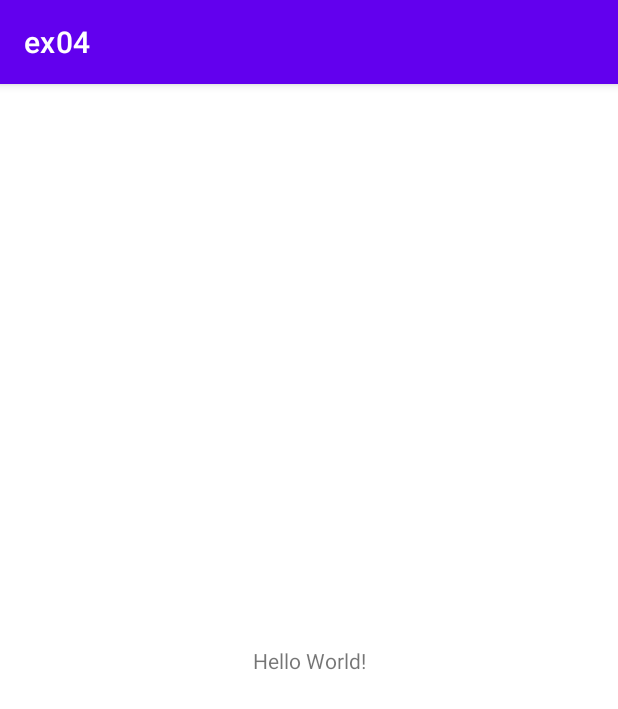
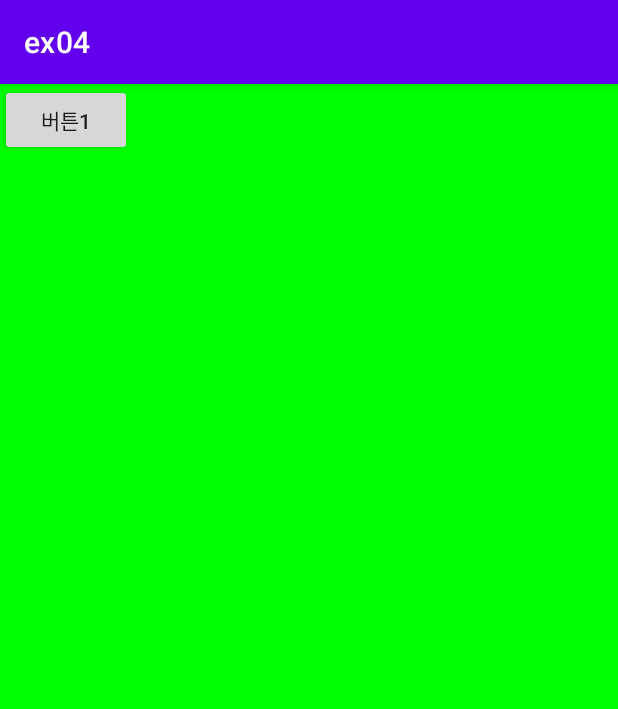
Before and after one commit to zxc88kr/jnu-mobile-application, an Android app: the screen it shows after launch (MainActivity), on a phone screen of 412 x 824 dp. Shown: the top 709 px of the screen. Run offline under Robolectric (Android 15) with nearby library versions, the light colour scheme and no system bars.

Commit message:
feat: Set Layout for Custom

```diff
--- a/ex04/app/src/main/java/com/example/ex04/MainActivity.java
+++ b/ex04/app/src/main/java/com/example/ex04/MainActivity.java
@@ -2,13 +2,27 @@ package com.example.ex04;
 
 import androidx.appcompat.app.AppCompatActivity;
 
+import android.graphics.Color;
 import android.os.Bundle;
+import android.widget.Button;
+import android.widget.LinearLayout;
 
 public class MainActivity extends AppCompatActivity {
 
     @Override
     protected void onCreate(Bundle savedInstanceState) {
         super.onCreate(savedInstanceState);
-        setContentView(R.layout.activity_main);
+        LinearLayout.LayoutParams params = new LinearLayout.LayoutParams(
+                LinearLayout.LayoutParams.MATCH_PARENT,
+                LinearLayout.LayoutParams.MATCH_PARENT);
+        LinearLayout myLayout = new LinearLayout(this);
+        myLayout.setOrientation(LinearLayout.HORIZONTAL);
+        myLayout.setBackgroundColor(Color.rgb(0, 255, 0));
+
+        Button b1 = new Button(this);
+        b1.setText("버튼1");
+        myLayout.addView(b1);
+
+        setContentView(myLayout, params);
     }
 }
```
